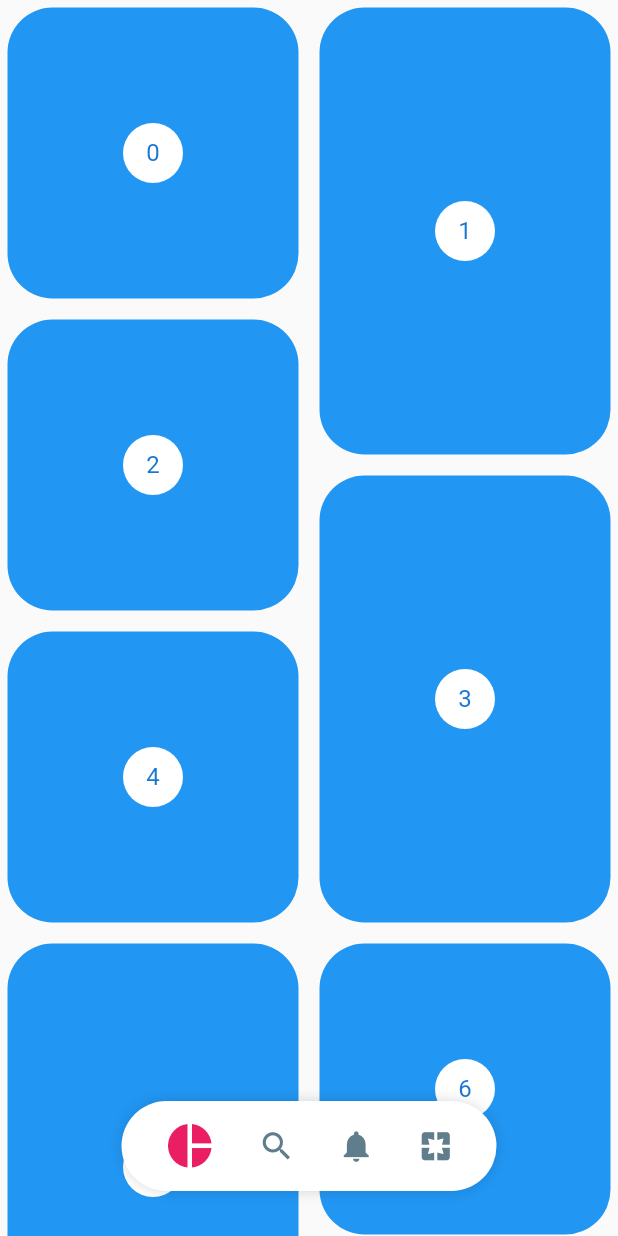
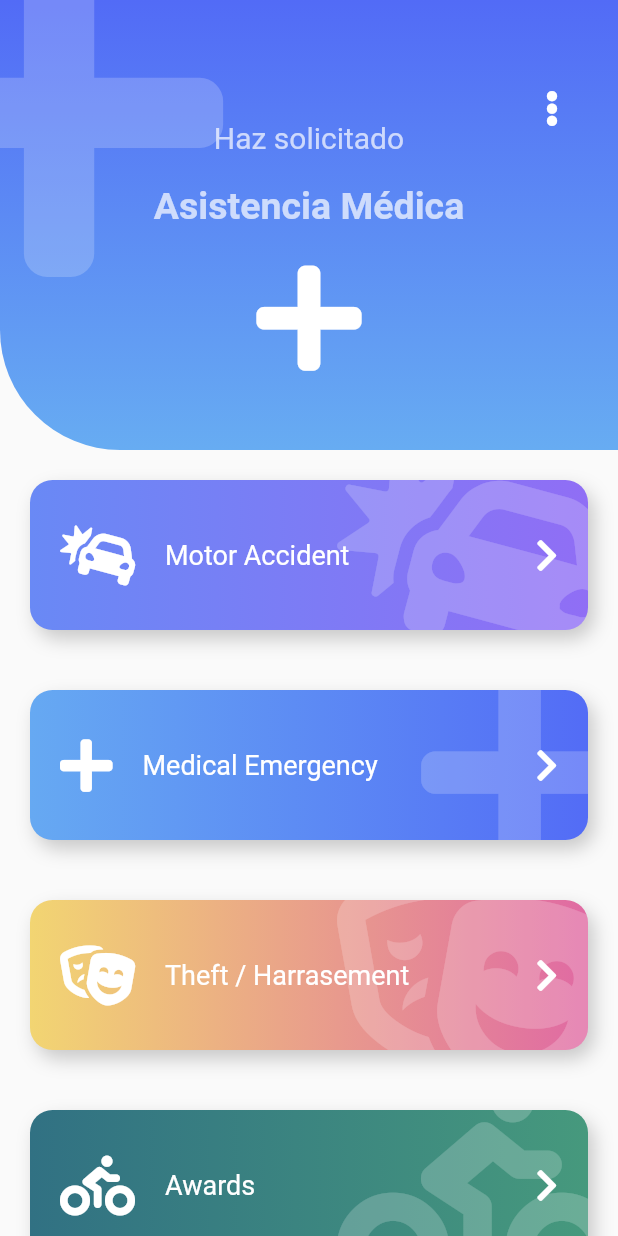
Before and after one commit to luiscib3r/flutter-designs, a Flutter app: the screen it shows after launch, on a phone screen of 412 x 824 dp. Run offline on Flutter 3.47's test engine with Material 2 defaults, Android fonts, the light colour scheme and no system bars; our stand-ins replace animate_do, flutter_svg, font_awesome_flutter.

Commit message:
Emergency App

```diff
--- a/lib/main.dart
+++ b/lib/main.dart
@@ -1,4 +1,4 @@
-import 'package:designs/src/pages/pinterest_page.dart';
+import 'package:designs/src/pages/emergency_page.dart';
 import 'package:flutter/material.dart';
 
 void main() {
@@ -13,7 +13,7 @@ class App extends StatelessWidget {
     return const MaterialApp(
       debugShowCheckedModeBanner: false,
       title: 'Design App',
-      home: PinterestPage(),
+      home: EmergencyPage(),
     );
   }
 }
--- /dev/null
+++ b/lib/src/pages/emergency_page.dart
@@ -0,0 +1,110 @@
+import 'package:animate_do/animate_do.dart';
+import 'package:designs/src/widgets/emergency_header.dart';
+import 'package:designs/src/widgets/gradient_button.dart';
+import 'package:flutter/material.dart';
+import 'package:font_awesome_flutter/font_awesome_flutter.dart';
+
+const items = [
+  GradientButton(
+      icon: FontAwesomeIcons.carCrash,
+      text: 'Motor Accident',
+      color1: Color(0xff6989F5),
+      color2: Color(0xff906EF5)),
+  GradientButton(
+      icon: FontAwesomeIcons.plus,
+      text: 'Medical Emergency',
+      color1: Color(0xff66A9F2),
+      color2: Color(0xff536CF6)),
+  GradientButton(
+      icon: FontAwesomeIcons.theaterMasks,
+      text: 'Theft / Harrasement',
+      color1: Color(0xffF2D572),
+      color2: Color(0xffE06AA3)),
+  GradientButton(
+      icon: FontAwesomeIcons.biking,
+      text: 'Awards',
+      color1: Color(0xff317183),
+      color2: Color(0xff46997D)),
+  GradientButton(
+      icon: FontAwesomeIcons.carCrash,
+      text: 'Motor Accident',
+      color1: Color(0xff6989F5),
+      color2: Color(0xff906EF5)),
+  GradientButton(
+      icon: FontAwesomeIcons.plus,
+      text: 'Medical Emergency',
+      color1: Color(0xff66A9F2),
+      color2: Color(0xff536CF6)),
+  GradientButton(
+      icon: FontAwesomeIcons.theaterMasks,
+      text: 'Theft / Harrasement',
+      color1: Color(0xffF2D572),
+      color2: Color(0xffE06AA3)),
+  GradientButton(
+      icon: FontAwesomeIcons.biking,
+      text: 'Awards',
+      color1: Color(0xff317183),
+      color2: Color(0xff46997D)),
+  GradientButton(
+      icon: FontAwesomeIcons.carCrash,
+      text: 'Motor Accident',
+      color1: Color(0xff6989F5),
+      color2: Color(0xff906EF5)),
+  GradientButton(
+      icon: FontAwesomeIcons.plus,
+      text: 'Medical Emergency',
+      color1: Color(0xff66A9F2),
+      color2: Color(0xff536CF6)),
+  GradientButton(
+      icon: FontAwesomeIcons.theaterMasks,
+      text: 'Theft / Harrasement',
+      color1: Color(0xffF2D572),
+      color2: Color(0xffE06AA3)),
+  GradientButton(
+      icon: FontAwesomeIcons.biking,
+      text: 'Awards',
+      color1: Color(0xff317183),
+      color2: Color(0xff46997D)),
+];
+
+class EmergencyPage extends StatelessWidget {
+  const EmergencyPage({Key? key}) : super(key: key);
+  @override
+  Widget build(BuildContext context) {
+    return Scaffold(
+      body: Stack(
+        children: [
+          Container(
+            margin: const EdgeInsets.only(top: 300),
+            child: ListView.builder(
+              physics: const BouncingScrollPhysics(),
+              itemCount: items.length,
+              itemBuilder: (context, index) => FadeInLeft(
+                duration: const Duration(milliseconds: 300),
+                child: items[index],
+              ),
+            ),
+          ),
+          Stack(
+            children: [
+              const IconHeader(),
+              Positioned(
+                right: 0,
+                top: 45,
+                child: RawMaterialButton(
+                  onPressed: () {},
+                  padding: const EdgeInsets.all(15),
+                  shape: const CircleBorder(),
+                  child: const FaIcon(
+                    FontAwesomeIcons.ellipsisV,
+                    color: Colors.white,
+                  ),
+                ),
+              ),
+            ],
+          ),
+        ],
+      ),
+    );
+  }
+}
--- /dev/null
+++ b/lib/src/widgets/emergency_header.dart
@@ -0,0 +1,78 @@
+import 'package:flutter/material.dart';
+import 'package:font_awesome_flutter/font_awesome_flutter.dart';
+
+class IconHeader extends StatelessWidget {
+  const IconHeader({Key? key}) : super(key: key);
+
+  @override
+  Widget build(BuildContext context) {
+    return Stack(
+      children: [
+        const _IconHeaderBackground(),
+        Positioned(
+          top: -50,
+          left: -70,
+          child: FaIcon(
+            FontAwesomeIcons.plus,
+            size: 250,
+            color: Colors.white.withOpacity(0.2),
+          ),
+        ),
+        Column(
+          children: [
+            const SizedBox(height: 80, width: double.infinity),
+            Text(
+              'Haz solicitado',
+              style: TextStyle(
+                fontSize: 20,
+                color: Colors.white.withOpacity(0.7),
+              ),
+            ),
+            const SizedBox(height: 20),
+            Text(
+              'Asistencia Médica',
+              style: TextStyle(
+                fontSize: 25,
+                fontWeight: FontWeight.bold,
+                color: Colors.white.withOpacity(0.7),
+              ),
+            ),
+            const SizedBox(height: 20),
+            const FaIcon(
+              FontAwesomeIcons.plus,
+              size: 80,
+              color: Colors.white,
+            ),
+          ],
+        ),
+      ],
+    );
+  }
+}
+
+class _IconHeaderBackground extends StatelessWidget {
+  const _IconHeaderBackground({
+    Key? key,
+  }) : super(key: key);
+
+  @override
+  Widget build(BuildContext context) {
+    return Container(
+      width: double.infinity,
+      height: 300,
+      decoration: const BoxDecoration(
+        gradient: LinearGradient(
+          begin: Alignment.topCenter,
+          end: Alignment.bottomCenter,
+          colors: [
+            Color(0xff526bf6),
+            Color(0xff67acf2),
+          ],
+        ),
+        borderRadius: BorderRadius.only(
+          bottomLeft: Radius.circular(80),
+        ),
+      ),
+    );
+  }
+}
--- /dev/null
+++ b/lib/src/widgets/gradient_button.dart
@@ -0,0 +1,107 @@
+import 'package:flutter/material.dart';
+import 'package:font_awesome_flutter/font_awesome_flutter.dart';
+
+class GradientButton extends StatelessWidget {
+  const GradientButton({
+    Key? key,
+    required this.color1,
+    required this.color2,
+    required this.icon,
+    required this.text,
+  }) : super(key: key);
+
+  final Color color1;
+  final Color color2;
+  final IconData icon;
+  final String text;
+
+  @override
+  Widget build(BuildContext context) {
+    return Stack(
+      children: [
+        _GradientButtonBackground(
+          color1: color1,
+          color2: color2,
+          icon: icon,
+        ),
+        Row(
+          mainAxisAlignment: MainAxisAlignment.center,
+          children: [
+            const SizedBox(height: 140, width: 40),
+            FaIcon(
+              icon,
+              color: Colors.white,
+              size: 40,
+            ),
+            const SizedBox(width: 20),
+            Expanded(
+              child: Text(
+                text,
+                style: const TextStyle(
+                  color: Colors.white,
+                  fontSize: 18,
+                ),
+              ),
+            ),
+            const FaIcon(
+              FontAwesomeIcons.chevronRight,
+              color: Colors.white,
+            ),
+            const SizedBox(width: 40),
+          ],
+        ),
+      ],
+    );
+  }
+}
+
+class _GradientButtonBackground extends StatelessWidget {
+  const _GradientButtonBackground({
+    Key? key,
+    required this.color1,
+    required this.color2,
+    required this.icon,
+  }) : super(key: key);
+
+  final Color color1;
+  final Color color2;
+  final IconData icon;
+
+  @override
+  Widget build(BuildContext context) {
+    return Container(
+      width: double.infinity,
+      height: 100,
+      margin: const EdgeInsets.all(20),
+      decoration: BoxDecoration(
+        boxShadow: [
+          BoxShadow(
+            color: Colors.black.withOpacity(0.2),
+            offset: const Offset(4, 6),
+            blurRadius: 10,
+          ),
+        ],
+        borderRadius: BorderRadius.circular(15),
+        gradient: LinearGradient(
+          colors: [color1, color2],
+        ),
+      ),
+      child: ClipRRect(
+        borderRadius: BorderRadius.circular(15),
+        child: Stack(
+          children: [
+            Positioned(
+              right: -20,
+              top: -20,
+              child: FaIcon(
+                icon,
+                size: 150,
+                color: Colors.white.withOpacity(0.2),
+              ),
+            ),
+          ],
+        ),
+      ),
+    );
+  }
+}
--- a/pubspec.yaml
+++ b/pubspec.yaml
@@ -16,6 +16,8 @@ dependencies:
   flutter_svg: ^0.23.0+1
   provider: ^6.0.1
   flutter_staggered_grid_view: ^0.4.1
+  font_awesome_flutter: ^9.1.0
+  animate_do: ^2.0.0
 
 dev_dependencies:
   flutter_test:
```
Also changed, not shown: pubspec.lock.
